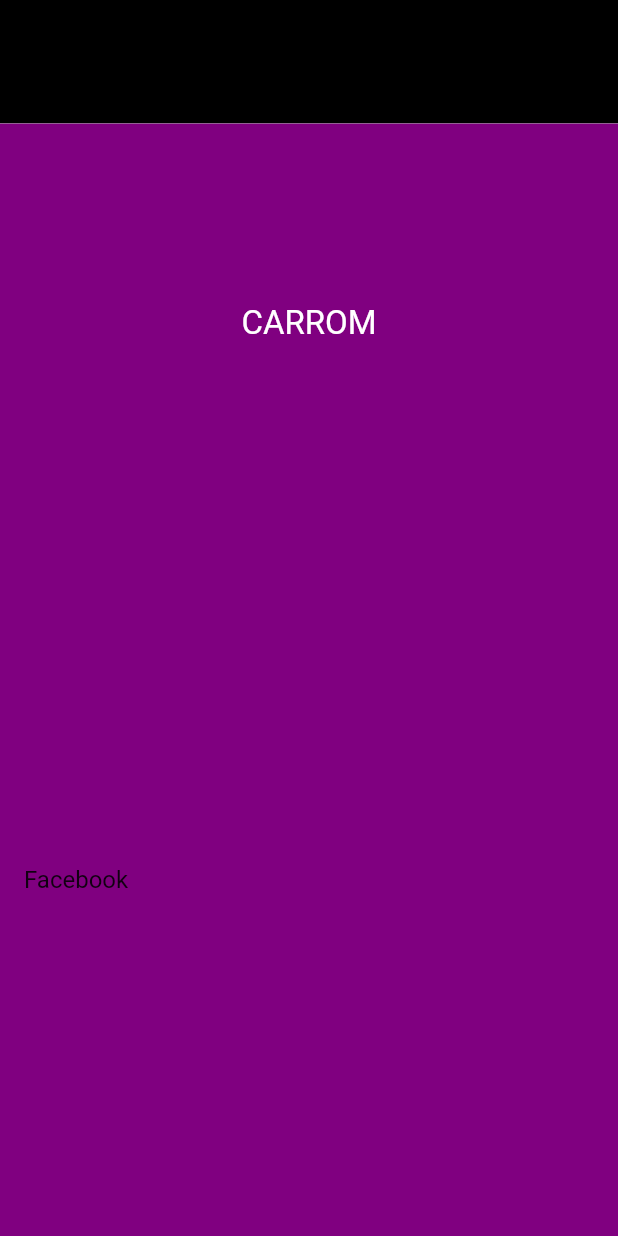
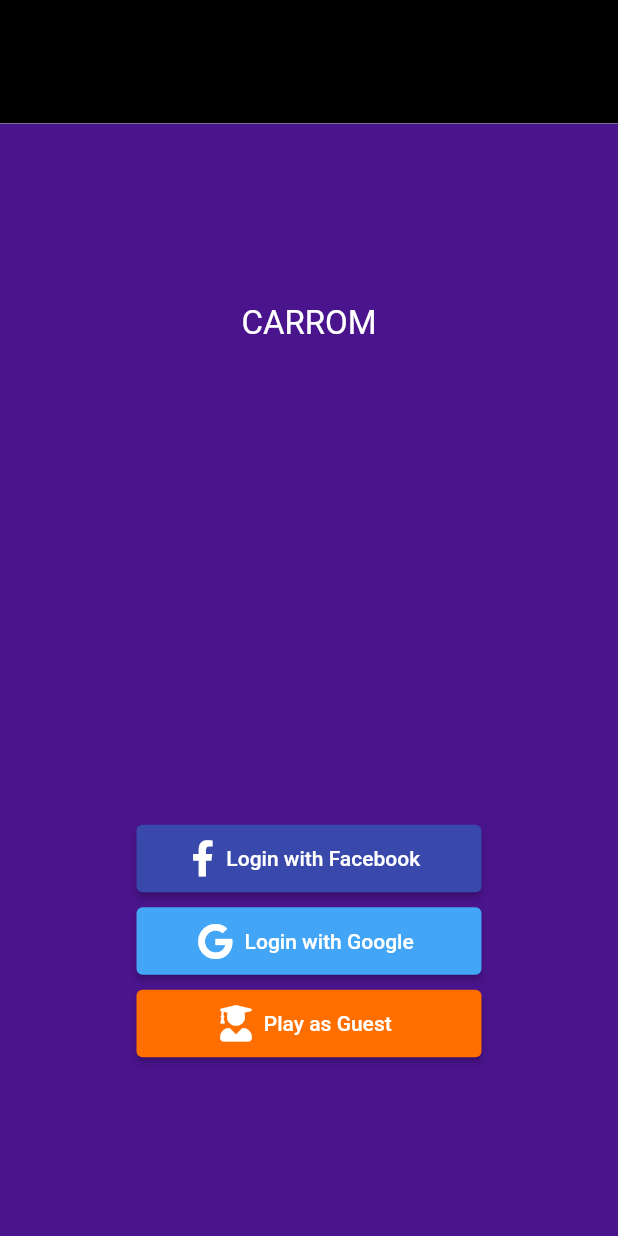
Before and after one commit to Wahed08/CustomUI, a Flutter app: the screen it shows after launch, after a tap on "Carrom", on a phone screen of 412 x 824 dp. Run offline on Flutter 3.47's test engine with Material 2 defaults, Android fonts, the phone set to English and light mode, and no system bars; our stand-ins replace carousel_slider, firebase_auth, firebase_core, font_awesome_flutter, google_sign_in; accounts and stored records are empty.

```diff
--- /dev/null
+++ b/testBottomSheet/lib/task/googleUser.dart
@@ -0,0 +1,14 @@
+import 'package:firebase_auth/firebase_auth.dart';
+import 'package:flutter/material.dart';
+import 'package:google_sign_in/google_sign_in.dart';
+
+class GoogleUser extends ChangeNotifier{
+  final googleSignIn = GoogleSignIn();
+
+  GoogleSignInAccount? _user;
+
+  GoogleSignInAccount get user => _user!;
+
+
+
+}
--- a/testBottomSheet/lib/task/loadingCarrom.dart
+++ b/testBottomSheet/lib/task/loadingCarrom.dart
@@ -1,4 +1,5 @@
 import 'package:flutter/material.dart';
+import 'package:font_awesome_flutter/font_awesome_flutter.dart';
 
 class LoadingCarromScreen extends StatefulWidget {
   const LoadingCarromScreen({Key? key}) : super(key: key);
@@ -8,7 +9,6 @@ class LoadingCarromScreen extends StatefulWidget {
 }
 
 class _LoadingCarromScreenState extends State<LoadingCarromScreen> {
-
   var _isLoading = false;
 
   @override
@@ -16,9 +16,9 @@ class _LoadingCarromScreenState extends State<LoadingCarromScreen> {
     _isLoading = true;
 
     Future.delayed(Duration(seconds: 2)).then((_) {
-        setState(() {
-          _isLoading = false;
-        });
+      setState(() {
+        _isLoading = false;
+      });
     });
 
     super.initState();
@@ -26,11 +26,11 @@ class _LoadingCarromScreenState extends State<LoadingCarromScreen> {
 
   @override
   Widget build(BuildContext context) {
-    Color _color = Color(0xff800080);
+    // Color _color = Color(0xff5E35B1);
     return Scaffold(
       body: Stack(children: [
         Container(
-          color: _color,
+          color: Colors.purple[900],
         ),
         Column(
           // mainAxisAlignment: MainAxisAlignment.start,
@@ -39,16 +39,43 @@ class _LoadingCarromScreenState extends State<LoadingCarromScreen> {
               child: Container(
                 margin: EdgeInsets.only(top: 120),
                 child: Text(
-                "CARROM",
-                style: TextStyle(color: Colors.white, fontSize: 22),
+                  "CARROM",
+                  style: TextStyle(color: Colors.white, fontSize: 22),
                 ),
               ),
             ),
-            SizedBox(height: 330,),
-            // Center(
-            //   child: _isLoading ? Text("Loading"): Text("data"),
-            // )
-            ListTile(title: Text("Facebook"),)
+            SizedBox(
+              height: 320,
+            ),
+              ElevatedButton.icon(
+              icon: FaIcon(FontAwesomeIcons.facebookF),
+              style: ElevatedButton.styleFrom(
+                primary: Colors.indigo[600],
+                onPrimary: Colors.white,
+                minimumSize: Size(230, 45)
+              ),
+              onPressed: () {},
+              label: Text("Login with Facebook")),
+              SizedBox(height: 7,),
+              ElevatedButton.icon(
+              icon: FaIcon(FontAwesomeIcons.google),
+              style: ElevatedButton.styleFrom(
+                primary: Colors.blue[400],
+                onPrimary: Colors.white,
+                minimumSize: Size(230, 45)
+              ),
+              onPressed: () {},
+              label: Text("Login with Google")),
+               SizedBox(height: 7,),
+               ElevatedButton.icon(
+              icon: FaIcon(FontAwesomeIcons.userGraduate),
+              style: ElevatedButton.styleFrom(
+                primary: Colors.amber[900],
+                onPrimary: Colors.white,
+                minimumSize: Size(230, 45)
+              ),
+              onPressed: () {},
+              label: Text("Play as Guest")),
           ],
         ),
       ]),
```
